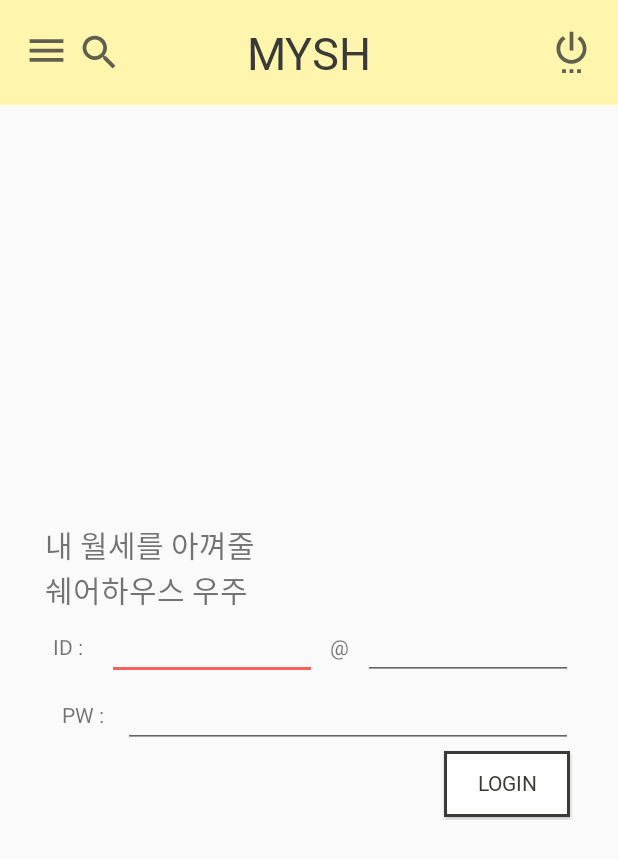
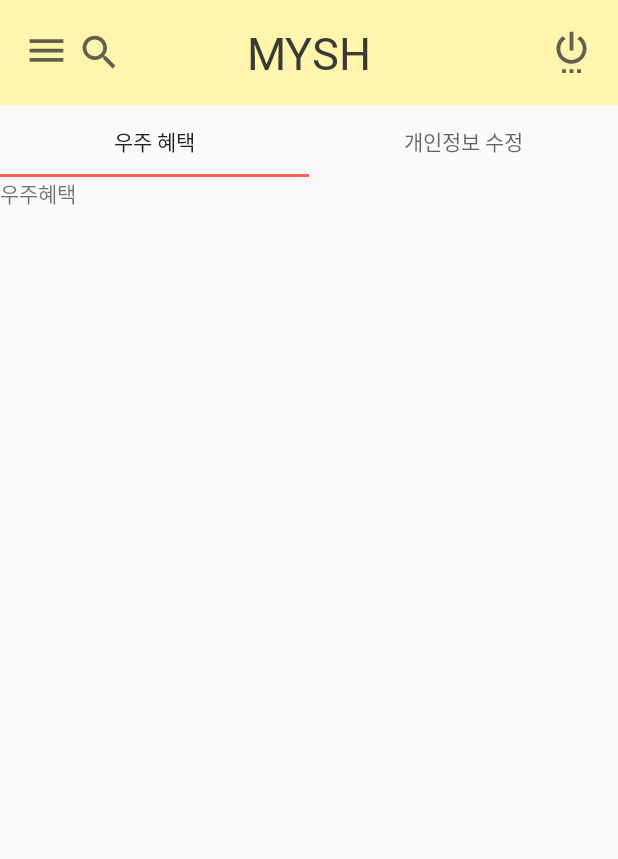
Before and after one commit to littlemary1379/ShareHouse-android-project, an Android app: the screen it shows after launch (LoginActivity before the commit, MypageActivity after it), in the side drawer, after a tap on "로그인 및 회원가입", on a phone screen of 412 x 824 dp. Shown: the top 859 px of the screen. Run offline under Robolectric (Android 15) with nearby library versions, the phone set to English and light mode, and no system bars.

Commit message:
개인정보 수정 뷰 제작, 임대 뷰페이저 제작

```diff
--- a/app/build.gradle
+++ b/app/build.gradle
@@ -56,3 +56,8 @@ android {
         implementation 'androidx.constraintlayout:constraintlayout:1.1.3'
     }
 }
+
+dependencies {
+    implementation 'androidx.appcompat:appcompat:1.1.0'
+    implementation 'androidx.constraintlayout:constraintlayout:1.1.3'
+}
--- a/app/src/main/AndroidManifest.xml
+++ b/app/src/main/AndroidManifest.xml
@@ -14,7 +14,9 @@
         android:roundIcon="@mipmap/ic_launcher_round"
         android:supportsRtl="true"
         android:theme="@style/AppTheme">
-        <activity android:name=".FAQActivity"></activity>
+        <activity android:name=".LendhouseActivity"></activity>
+        <activity android:name=".MypageActivity" />
+        <activity android:name=".FAQActivity" />
         <activity android:name=".JoinActivity" />
         <activity android:name=".LoginActivity" />
         <activity android:name=".MoveInActivity" />
--- /dev/null
+++ b/app/src/main/java/com/mary/sharehouseproject/LendhouseActivity.java
@@ -0,0 +1,14 @@
+package com.mary.sharehouseproject;
+
+import androidx.appcompat.app.AppCompatActivity;
+
+import android.os.Bundle;
+
+public class LendhouseActivity extends AppCompatActivity {
+
+    @Override
+    protected void onCreate(Bundle savedInstanceState) {
+        super.onCreate(savedInstanceState);
+        setContentView(R.layout.activity_lendhouse);
+    }
+}
--- /dev/null
+++ b/app/src/main/java/com/mary/sharehouseproject/MypageActivity.java
@@ -0,0 +1,74 @@
+package com.mary.sharehouseproject;
+
+import androidx.appcompat.app.AppCompatActivity;
+import androidx.appcompat.widget.Toolbar;
+import androidx.drawerlayout.widget.DrawerLayout;
+import androidx.viewpager.widget.ViewPager;
+
+import android.content.Context;
+import android.os.Bundle;
+import android.widget.ImageView;
+
+import com.google.android.material.navigation.NavigationView;
+import com.google.android.material.tabs.TabLayout;
+import com.mary.sharehouseproject.adapter.HouseManualFragAdapter;
+import com.mary.sharehouseproject.adapter.MypageFragAdapter;
+import com.mary.sharehouseproject.fragment.HouseManualViewPager1;
+import com.mary.sharehouseproject.fragment.HouseManualViewPager2;
+import com.mary.sharehouseproject.fragment.HouseManualViewPager3;
+import com.mary.sharehouseproject.fragment.MypageViewPager1;
+import com.mary.sharehouseproject.fragment.MypageViewPager2;
+import com.mary.sharehouseproject.util.ToolbarNavigationHelper;
+
+public class MypageActivity extends AppCompatActivity {
+
+    private MypageFragAdapter adapter;
+    private TabLayout tabLayout;
+    private ViewPager viewPager;
+
+    //툴바용 전역변수 설정
+    private ImageView ivHamburgerButton, ivToolbarSearchButton;
+    private DrawerLayout mainDrawerLayout;
+    private NavigationView mainNavigationView;
+    private Toolbar toolbar;
+    private Context mContext=MypageActivity.this;
+
+    @Override
+    protected void onCreate(Bundle savedInstanceState) {
+        super.onCreate(savedInstanceState);
+        setContentView(R.layout.activity_mypage);
+
+        init();
+        initToolbar();
+        setupToolbarNavigationView();
+
+        adapter.addFragment(new MypageViewPager1());
+        adapter.addFragment(new MypageViewPager2());
+
+        viewPager.setAdapter(adapter);
+        tabLayout.setupWithViewPager(viewPager);
+
+        tabLayout.getTabAt(0).setText("우주 혜택");
+        tabLayout.getTabAt(1).setText("개인정보 수정");
+    }
+
+    private void init(){
+        adapter=new MypageFragAdapter(getSupportFragmentManager(),1);
+        tabLayout = findViewById(R.id.layout_mypage_tab);
+        viewPager = findViewById(R.id.viewpager_mypage);
+    }
+
+    //툴바용 전역변수에 값 부여
+    private void initToolbar(){
+        ivHamburgerButton=findViewById(R.id.iv_hamburgerButton);
+        ivToolbarSearchButton=findViewById(R.id.iv_toolbarSearchButton);
+        mainDrawerLayout=findViewById(R.id.layout_mypage_Drawer);
+        toolbar=findViewById(R.id.toolbar_main);
+        mainNavigationView=findViewById(R.id.navigation);
+    }
+
+    //툴바 리스너
+    private void setupToolbarNavigationView(){
+        ToolbarNavigationHelper.enableNavigationHelper(mContext,mainNavigationView,mainDrawerLayout,ivHamburgerButton,ivToolbarSearchButton);
+    }
+}
--- /dev/null
+++ b/app/src/main/java/com/mary/sharehouseproject/adapter/MypageFragAdapter.java
@@ -0,0 +1,33 @@
+package com.mary.sharehouseproject.adapter;
+
+import androidx.annotation.NonNull;
+import androidx.fragment.app.Fragment;
+import androidx.fragment.app.FragmentManager;
+import androidx.fragment.app.FragmentPagerAdapter;
+
+import java.util.ArrayList;
+import java.util.List;
+
+public class MypageFragAdapter extends FragmentPagerAdapter {
+
+    private List<Fragment> mypageFragLists=new ArrayList<>();
+
+    public MypageFragAdapter(@NonNull FragmentManager fm, int behavior) {
+        super(fm, behavior);
+    }
+
+    public void addFragment(Fragment frag){
+        mypageFragLists.add(frag);
+    }
+
+    @NonNull
+    @Override
+    public Fragment getItem(int position) {
+        return mypageFragLists.get(position);
+    }
+
+    @Override
+    public int getCount() {
+        return mypageFragLists.size();
+    }
+}
--- /dev/null
+++ b/app/src/main/java/com/mary/sharehouseproject/fragment/MypageViewPager1.java
@@ -0,0 +1,22 @@
+package com.mary.sharehouseproject.fragment;
+
+import android.os.Bundle;
+import android.view.LayoutInflater;
+import android.view.View;
+import android.view.ViewGroup;
+
+import androidx.annotation.NonNull;
+import androidx.annotation.Nullable;
+import androidx.fragment.app.Fragment;
+
+import com.mary.sharehouseproject.R;
+
+
+public class MypageViewPager1 extends Fragment {
+    @Nullable
+    @Override
+    public View onCreateView(@NonNull LayoutInflater inflater, @Nullable ViewGroup container, @Nullable Bundle savedInstanceState) {
+        View v=inflater.inflate(R.layout.mypage_viewpage1,container,false);
+        return v;
+    }
+}
--- /dev/null
+++ b/app/src/main/java/com/mary/sharehouseproject/fragment/MypageViewPager2.java
@@ -0,0 +1,22 @@
+package com.mary.sharehouseproject.fragment;
+
+import android.os.Bundle;
+import android.view.LayoutInflater;
+import android.view.View;
+import android.view.ViewGroup;
+
+import androidx.annotation.NonNull;
+import androidx.annotation.Nullable;
+import androidx.fragment.app.Fragment;
+
+import com.mary.sharehouseproject.R;
+
+
+public class MypageViewPager2 extends Fragment {
+    @Nullable
+    @Override
+    public View onCreateView(@NonNull LayoutInflater inflater, @Nullable ViewGroup container, @Nullable Bundle savedInstanceState) {
+        View v=inflater.inflate(R.layout.mypage_viewpage2,container,false);
+        return v;
+    }
+}
--- a/app/src/main/java/com/mary/sharehouseproject/util/ToolbarNavigationHelper.java
+++ b/app/src/main/java/com/mary/sharehouseproject/util/ToolbarNavigationHelper.java
@@ -1,5 +1,6 @@
 package com.mary.sharehouseproject.util;
 
+import android.app.Activity;
 import android.content.Context;
 import android.content.Intent;
 import android.util.Log;
@@ -14,9 +15,11 @@ import androidx.drawerlayout.widget.DrawerLayout;
 
 import com.google.android.material.navigation.NavigationView;
 import com.mary.sharehouseproject.FAQActivity;
+import com.mary.sharehouseproject.LendhouseActivity;
 import com.mary.sharehouseproject.LoginActivity;
 import com.mary.sharehouseproject.MapActivity;
 import com.mary.sharehouseproject.MoveInActivity;
+import com.mary.sharehouseproject.MypageActivity;
 import com.mary.sharehouseproject.R;
 
 public class ToolbarNavigationHelper {
@@ -50,13 +53,18 @@ public class ToolbarNavigationHelper {
                         context.startActivity(intent1);
                         break;
                     case R.id.menu_login_and_join:
-                        Intent intent2=new Intent(context, LoginActivity.class);
+                        Intent intent2=new Intent(context, MypageActivity.class);
                         context.startActivity(intent2);
                         break;
 
                     case R.id.menu_faq:
                         Intent intent3=new Intent(context, FAQActivity.class);
                         context.startActivity(intent3);
+                        break;
+
+                    case R.id.menu_lendHouse:
+                        Intent intent4=new Intent(context, LendhouseActivity.class);
+                        context.startActivity(intent4);
                         break;
             }
             return false;
--- /dev/null
+++ b/app/src/main/res/layout/activity_mypage.xml
@@ -0,0 +1,40 @@
+<?xml version="1.0" encoding="utf-8"?>
+<androidx.drawerlayout.widget.DrawerLayout
+    android:id="@+id/layout_mypage_Drawer"
+    xmlns:android="http://schemas.android.com/apk/res/android"
+    xmlns:app="http://schemas.android.com/apk/res-auto"
+    xmlns:tools="http://schemas.android.com/tools"
+    android:layout_width="match_parent"
+    android:layout_height="match_parent"
+    tools:context=".MoveInActivity">
+
+    <LinearLayout
+        android:layout_width="match_parent"
+        android:layout_height="wrap_content"
+        android:orientation="vertical">
+
+        <include
+            android:id="@+id/include"
+            layout="@layout/toolbar_main" />
+
+        <com.google.android.material.tabs.TabLayout
+            android:id="@+id/layout_mypage_tab"
+            android:layout_width="match_parent"
+            android:layout_height="wrap_content"/>
+
+        <androidx.viewpager.widget.ViewPager
+            android:id="@+id/viewpager_mypage"
+            android:layout_width="match_parent"
+            android:layout_height="wrap_content"/>
+
+    </LinearLayout>
+
+    <com.google.android.material.navigation.NavigationView
+        android:id="@+id/navigation"
+        android:layout_width="wrap_content"
+        android:layout_height="match_parent"
+        android:layout_gravity="start|left"
+        app:headerLayout="@layout/action_bar_header"
+        app:menu="@menu/navigation_menu" />
+
+</androidx.drawerlayout.widget.DrawerLayout>
--- /dev/null
+++ b/app/src/main/res/layout/mypage_viewpage1.xml
@@ -0,0 +1,12 @@
+<?xml version="1.0" encoding="utf-8"?>
+<LinearLayout
+    xmlns:android="http://schemas.android.com/apk/res/android" android:layout_width="match_parent"
+    android:layout_height="match_parent"
+    android:orientation="vertical">
+
+    <TextView
+        android:layout_width="match_parent"
+        android:layout_height="wrap_content"
+        android:text="우주혜택"/>
+
+</LinearLayout>
--- a/app/src/main/res/menu/navigation_menu.xml
+++ b/app/src/main/res/menu/navigation_menu.xml
@@ -9,10 +9,16 @@
         android:id="@+id/menu_housemenual"
         android:title="입주 안내"
         app:showAsAction="always"/>
+
     <item
-    android:id="@+id/menu_faq"
-    android:title="FAQ"
-    app:showAsAction="always"/>
+        android:id="@+id/menu_lendHouse"
+        android:title="집내놓기"
+        app:showAsAction="always"/>
+
+    <item
+        android:id="@+id/menu_faq"
+        android:title="FAQ"
+        app:showAsAction="always" />
     <item
         android:id="@+id/menu_login_and_join"
         android:title="로그인 및 회원가입"
```
Also changed, not shown: app/src/main/res/layout/activity_lendhouse.xml (added, +40 -0 lines), app/src/main/res/layout/lendhouse_viewpage1.xml (added, +12 -0 lines), app/src/main/res/layout/lendhouse_viewpage2.xml (added, +12 -0 lines), app/src/main/res/layout/mypage_viewpage2.xml (added, +181 -0 lines).
